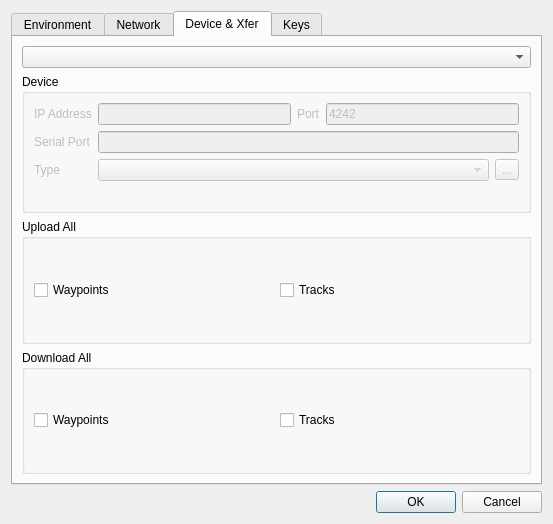
First picture: the form in src/IDlgConfig.ui, repository ntruchsess/QLandkarteGT, before the edit.
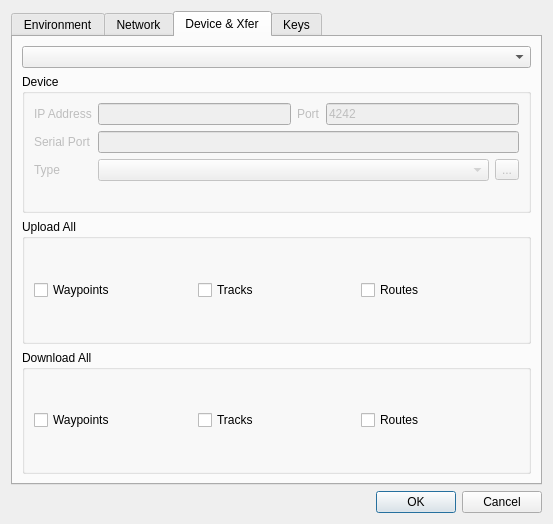
Second picture: the form after the edit. The open tabs and pages were chosen to show the change.

```diff
--- a/src/IDlgConfig.ui
+++ b/src/IDlgConfig.ui
@@ -354,6 +354,13 @@
             </property>
            </widget>
           </item>
+          <item>
+           <widget class="QCheckBox" name="checkUploadRte" >
+            <property name="text" >
+             <string>Routes</string>
+            </property>
+           </widget>
+          </item>
          </layout>
         </widget>
        </item>
@@ -380,6 +387,13 @@
             </property>
            </widget>
           </item>
+          <item>
+           <widget class="QCheckBox" name="checkDownloadRte" >
+            <property name="text" >
+             <string>Routes</string>
+            </property>
+           </widget>
+          </item>
          </layout>
         </widget>
        </item>
```
